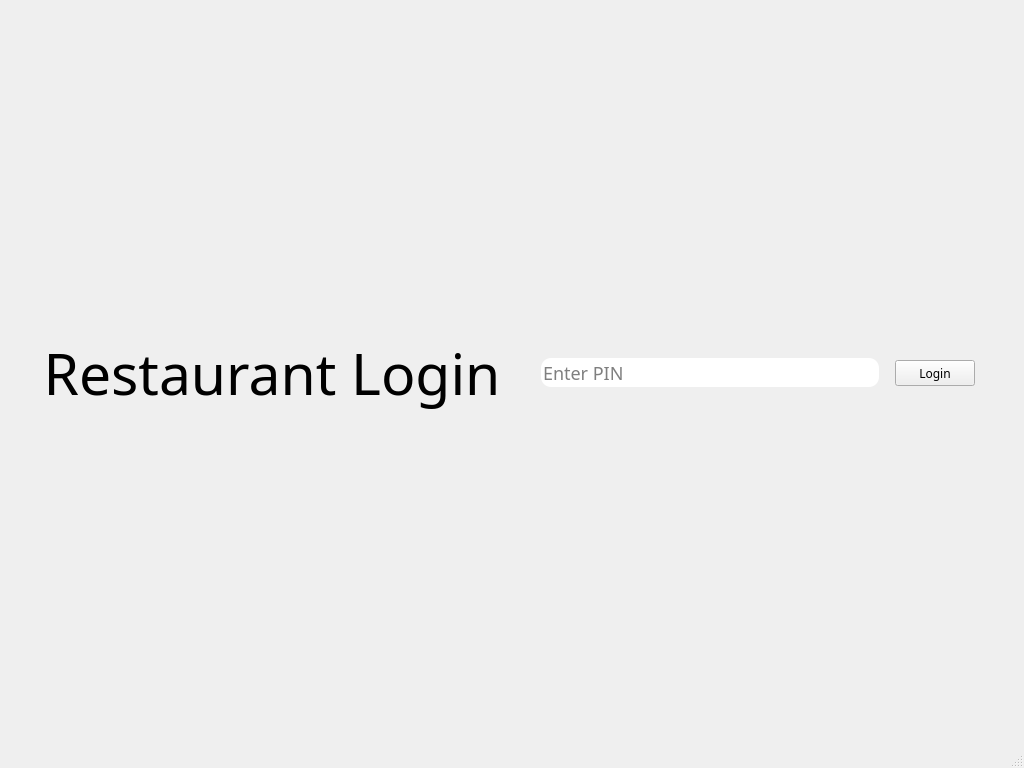
kleiser135/Kitchen-Management, file mainwindow.ui: the form before one commit.
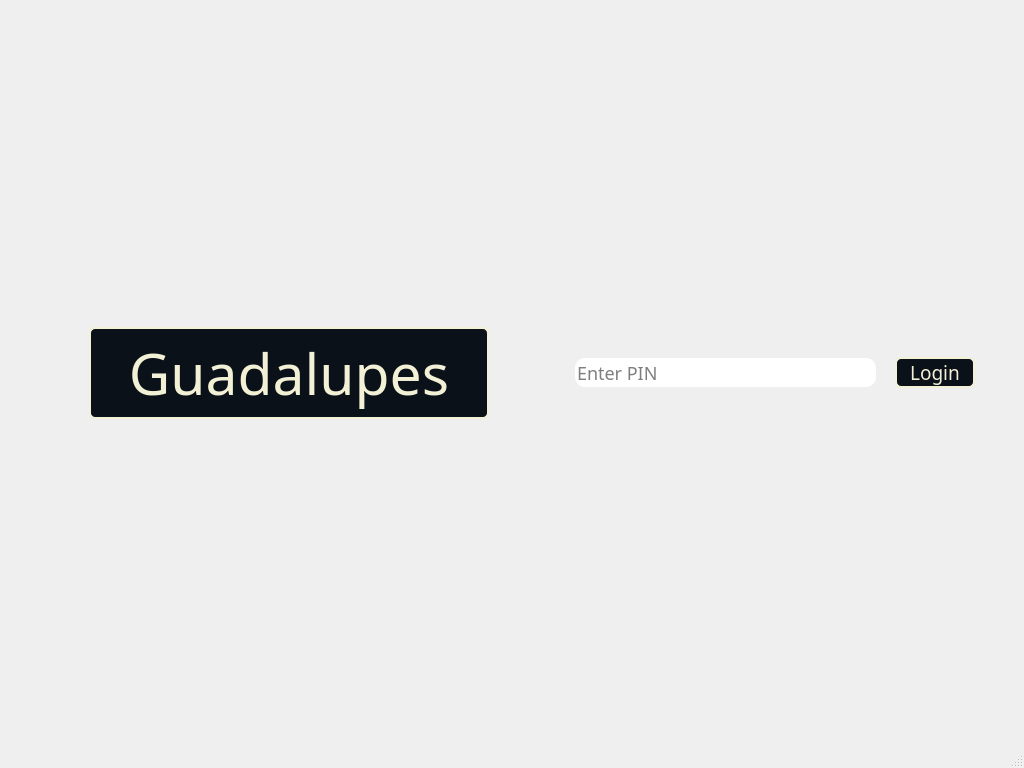
The form after the commit. Icons and pictures are not drawn.

Commit message:
Updated button and menu looks
Made everything look pretty

Diff of the .ui file:
```diff
--- a/mainwindow.ui
+++ b/mainwindow.ui
@@ -13,38 +13,57 @@
   <property name="font">
    <font>
     <family>Yu Gothic Medium</family>
+    <underline>false</underline>
    </font>
   </property>
   <property name="windowTitle">
    <string>MainWindow</string>
   </property>
   <property name="styleSheet">
-   <string notr="true">QLineEdit{
-font-size: 18px;
-border-style: outset;
-border-radius: 10px;
-}
-
-</string>
+   <string notr="true">QMainWindow#MainWindow
+{
+	
+	
+	border-image: url(:/Images/MainMenuBackground.png);
+}</string>
   </property>
   <widget class="QWidget" name="centralwidget">
+   <property name="styleSheet">
+    <string notr="true"/>
+   </property>
    <layout class="QHBoxLayout" name="horizontalLayout_2">
     <item>
      <layout class="QHBoxLayout" name="horizontalLayout">
       <property name="sizeConstraint">
        <enum>QLayout::SetDefaultConstraint</enum>
       </property>
+      <item>
+       <spacer name="horizontalSpacer_4">
+        <property name="orientation">
+         <enum>Qt::Horizontal</enum>
+        </property>
+        <property name="sizeType">
+         <enum>QSizePolicy::Fixed</enum>
+        </property>
+        <property name="sizeHint" stdset="0">
+         <size>
+          <width>80</width>
+          <height>20</height>
+         </size>
+        </property>
+       </spacer>
+      </item>
       <item>
        <widget class="QLabel" name="label">
         <property name="sizePolicy">
-         <sizepolicy hsizetype="Preferred" vsizetype="Preferred">
+         <sizepolicy hsizetype="Preferred" vsizetype="Fixed">
           <horstretch>0</horstretch>
           <verstretch>0</verstretch>
          </sizepolicy>
         </property>
         <property name="minimumSize">
          <size>
-          <width>526</width>
+          <width>400</width>
           <height>92</height>
          </size>
         </property>
@@ -57,14 +76,39 @@
           <underline>false</underline>
          </font>
         </property>
+        <property name="styleSheet">
+         <string notr="true">QLabel#label{
+color: #F2F0D5;
+background-color: rgb(11, 17, 25);
+
+border: 2px solid #F2F0D5;
+border-radius: 6px;
+}</string>
+        </property>
         <property name="text">
-         <string>Restaurant Login</string>
+         <string>Guadalupes</string>
         </property>
         <property name="alignment">
          <set>Qt::AlignCenter</set>
         </property>
        </widget>
       </item>
+      <item>
+       <spacer name="horizontalSpacer_3">
+        <property name="orientation">
+         <enum>Qt::Horizontal</enum>
+        </property>
+        <property name="sizeType">
+         <enum>QSizePolicy::Fixed</enum>
+        </property>
+        <property name="sizeHint" stdset="0">
+         <size>
+          <width>80</width>
+          <height>20</height>
+         </size>
+        </property>
+       </spacer>
+      </item>
       <item>
        <widget class="QLineEdit" name="lineEditPin">
         <property name="sizePolicy">
@@ -91,6 +135,11 @@
           <pointsize>-1</pointsize>
          </font>
         </property>
+        <property name="styleSheet">
+         <string notr="true">font-size: 18px;
+border-style: outset;
+border-radius: 10px;</string>
+        </property>
         <property name="text">
          <string/>
         </property>
@@ -109,7 +158,7 @@
         </property>
         <property name="sizeHint" stdset="0">
          <size>
-          <width>10</width>
+          <width>13</width>
           <height>20</height>
          </size>
         </property>
@@ -131,9 +180,25 @@
         </property>
         <property name="font">
          <font>
-          <family>Yu Gothic Medium</family>
+          <family>Yu Gothic Light</family>
+          <pointsize>14</pointsize>
+          <underline>false</underline>
          </font>
         </property>
+        <property name="styleSheet">
+         <string notr="true">QPushButton#pushButton{
+color: #F2F0D5;
+background-color: rgb(11, 17, 25);
+
+border: 2px solid #F2F0D5;
+border-radius: 6px;
+}
+
+QPushButton:hover#pushButton{
+color: rgb(255, 255, 255);
+background-color:#2a2a2a;
+}</string>
+        </property>
         <property name="text">
          <string>Login</string>
         </property>
```
Left out of the diff: 1 changed line with no effect on the pictures. The commit also changes 16 other files.
